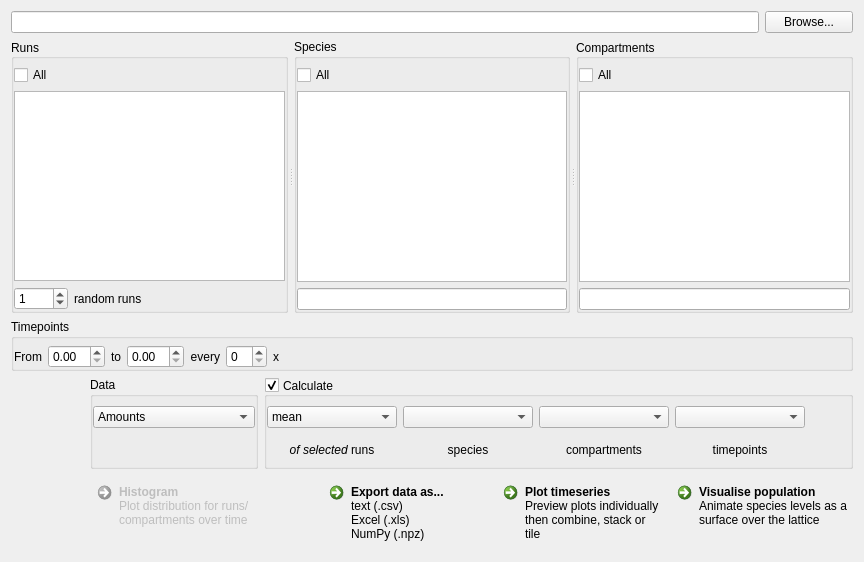
Old version of the form infobiotics/dashboard/plugins/simulator_results/simulation_results_dialog.ui in the repository jvb/infobiotics-dashboard.
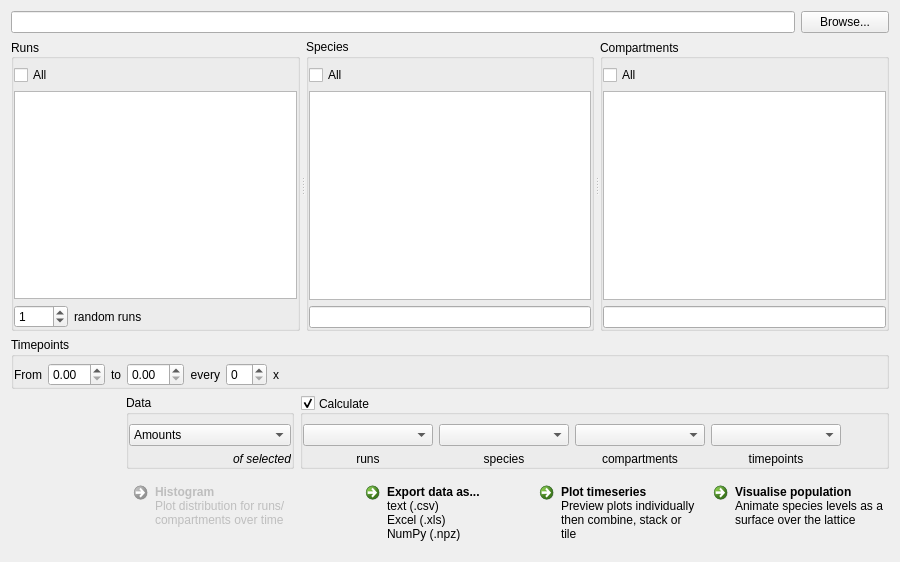
New version of the form. Icons and pictures are not drawn. Custom widgets are drawn as their Qt base class.

Commit message: Cleaned up simulator_results

What changed in the file:
```diff
--- a/infobiotics/dashboard/plugins/simulator_results/simulation_results_dialog.ui
+++ b/infobiotics/dashboard/plugins/simulator_results/simulation_results_dialog.ui
@@ -9,7 +9,7 @@
    <rect>
     <x>0</x>
     <y>0</y>
-    <width>864</width>
+    <width>900</width>
     <height>562</height>
    </rect>
   </property>
@@ -250,7 +250,7 @@
       <item row="0" column="1">
        <widget class="QComboBox" name="runs_calculation_combo_box_2">
         <property name="currentIndex">
-         <number>1</number>
+         <number>0</number>
         </property>
         <item>
          <property name="text">
@@ -389,7 +389,7 @@
       <item row="1" column="1">
        <widget class="QLabel" name="runs_calculation_label">
         <property name="text">
-         <string>&lt;I&gt;of selected&lt;/I&gt; runs</string>
+         <string>runs</string>
         </property>
         <property name="alignment">
          <set>Qt::AlignCenter</set>
@@ -596,17 +596,14 @@
        </widget>
       </item>
       <item row="1" column="0">
-       <spacer name="data_spacer">
-        <property name="orientation">
-         <enum>Qt::Vertical</enum>
+       <widget class="QLabel" name="_of_selected_data_label">
+        <property name="text">
+         <string>&lt;I&gt;of selected&lt;/I&gt;</string>
         </property>
-        <property name="sizeHint" stdset="0">
-         <size>
-          <width>20</width>
-          <height>40</height>
-         </size>
+        <property name="alignment">
+         <set>Qt::AlignRight|Qt::AlignTrailing|Qt::AlignVCenter</set>
         </property>
-       </spacer>
+       </widget>
       </item>
      </layout>
     </widget>
```
Left out of the diff: 94 changed lines with no effect on the pictures. The commit also changes 7 other files.
